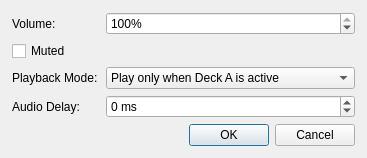
The window that forms/AudioNodeDialog.ui (CutWire-Studios/Prism) describes before a commit, drawn with Qt 5.
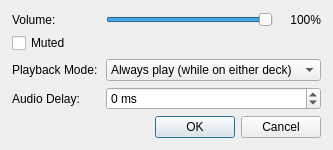
The same window after the commit.

```diff
--- a/forms/AudioNodeDialog.ui
+++ b/forms/AudioNodeDialog.ui
@@ -24,12 +24,29 @@
     </widget>
    </item>
    <item row="0" column="1">
-    <widget class="QSpinBox" name="volumeSpin">
-     <property name="suffix"><string>%</string></property>
+    <layout class="QHBoxLayout" name="volumeRow">
+     <property name="spacing"><number>8</number></property>
+     <item>
+      <widget class="QSlider" name="volumeSlider">
      <property name="minimum"><number>0</number></property>
      <property name="maximum"><number>100</number></property>
      <property name="value"><number>100</number></property>
-    </widget>
+       <property name="orientation"><enum>Qt::Horizontal</enum></property>
+      </widget>
+     </item>
+     <item>
+      <widget class="QLabel" name="volumeValueLabel">
+       <property name="minimumSize">
+        <size>
+         <width>40</width>
+         <height>0</height>
+        </size>
+       </property>
+       <property name="text"><string>100%</string></property>
+       <property name="alignment"><set>Qt::AlignRight|Qt::AlignVCenter</set></property>
+      </widget>
+     </item>
+    </layout>
    </item>
    <item row="1" column="0" colspan="2">
     <widget class="QCheckBox" name="mutedCheck">
@@ -44,13 +61,10 @@
    <item row="2" column="1">
     <widget class="QComboBox" name="modeCombo">
      <item>
-      <property name="text"><string>Play only when Deck A is active</string></property>
+      <property name="text"><string>Always play (while on either deck)</string></property>
      </item>
      <item>
-      <property name="text"><string>Play only when Deck B is active</string></property>
-     </item>
-     <item>
-      <property name="text"><string>Continue playing disregards active track</string></property>
+      <property name="text"><string>Play when its deck is active</string></property>
      </item>
     </widget>
    </item>
```
Lines whose indentation alone changed are shown as unchanged.
